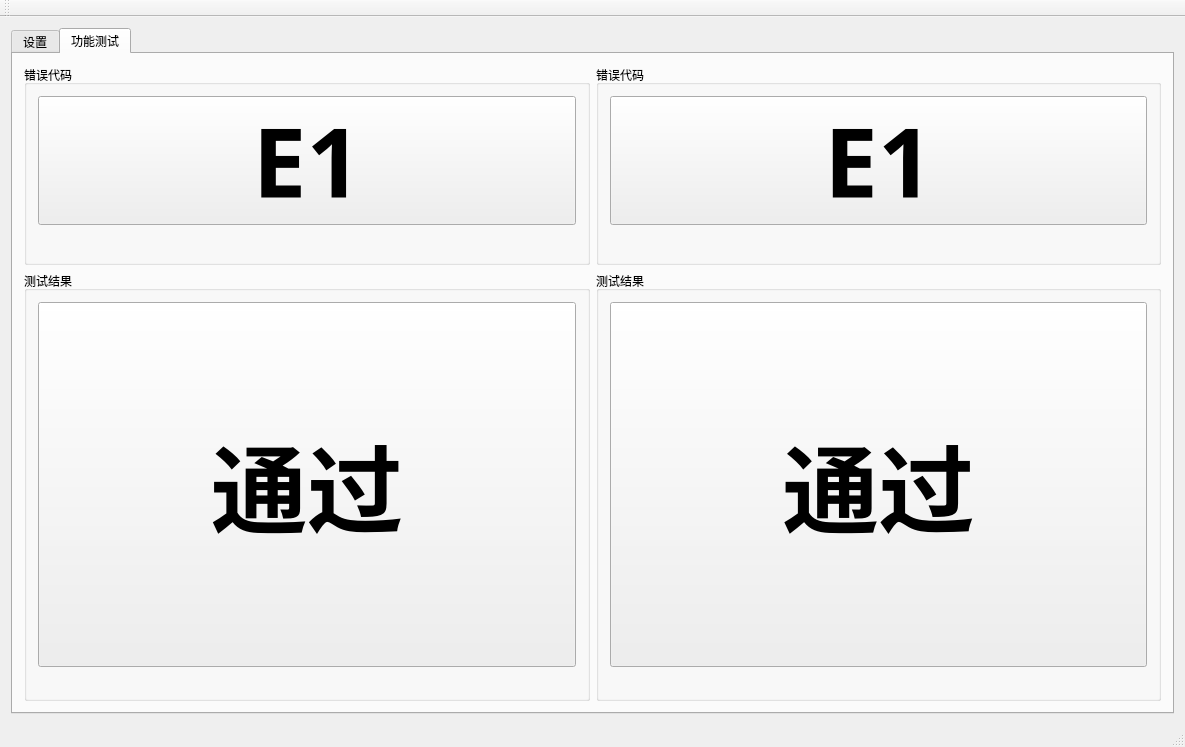
Qt form mainwindow.ui (RuanJG/desktopApp) before a commit.
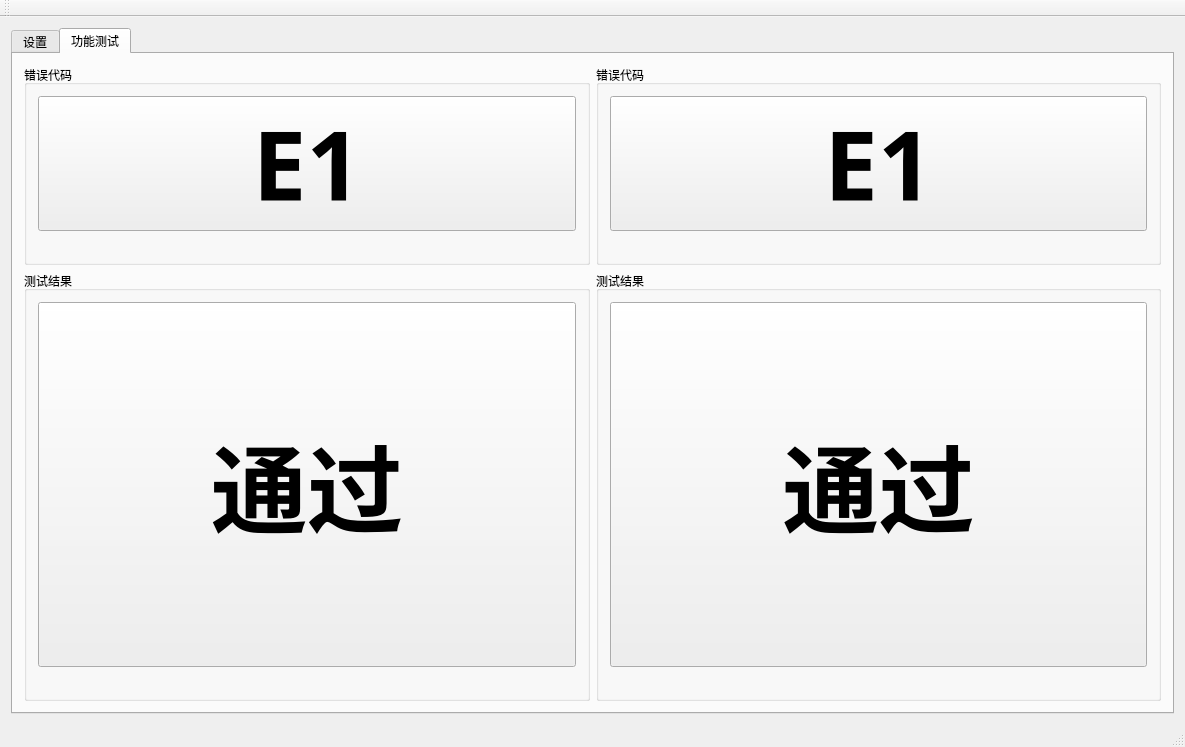
The same form after that commit. The open tabs and pages were chosen to show the change.

What changed in the file:
```diff
--- a/mainwindow.ui
+++ b/mainwindow.ui
@@ -1737,6 +1737,12 @@
               <layout class="QGridLayout" name="gridLayout_7">
                <item row="0" column="0">
                 <widget class="QPushButton" name="ErrorcodepushButton">
+                 <property name="sizePolicy">
+                  <sizepolicy hsizetype="Expanding" vsizetype="Expanding">
+                   <horstretch>0</horstretch>
+                   <verstretch>0</verstretch>
+                  </sizepolicy>
+                 </property>
                  <property name="maximumSize">
                   <size>
                    <width>16777215</width>
@@ -1761,7 +1767,7 @@
                  <property name="minimumSize">
                   <size>
                    <width>0</width>
-                   <height>20</height>
+                   <height>0</height>
                   </size>
                  </property>
                  <property name="text">
@@ -1827,6 +1833,12 @@
               <layout class="QGridLayout" name="gridLayout_9">
                <item row="0" column="0">
                 <widget class="QPushButton" name="ErrorcodepushButton_right">
+                 <property name="sizePolicy">
+                  <sizepolicy hsizetype="Expanding" vsizetype="Expanding">
+                   <horstretch>0</horstretch>
+                   <verstretch>0</verstretch>
+                  </sizepolicy>
+                 </property>
                  <property name="maximumSize">
                   <size>
                    <width>16777215</width>
@@ -1851,7 +1863,7 @@
                  <property name="minimumSize">
                   <size>
                    <width>0</width>
-                   <height>20</height>
+                   <height>0</height>
                   </size>
                  </property>
                  <property name="text">
```
Left out of the diff: 2 changed lines with no effect on the pictures.
